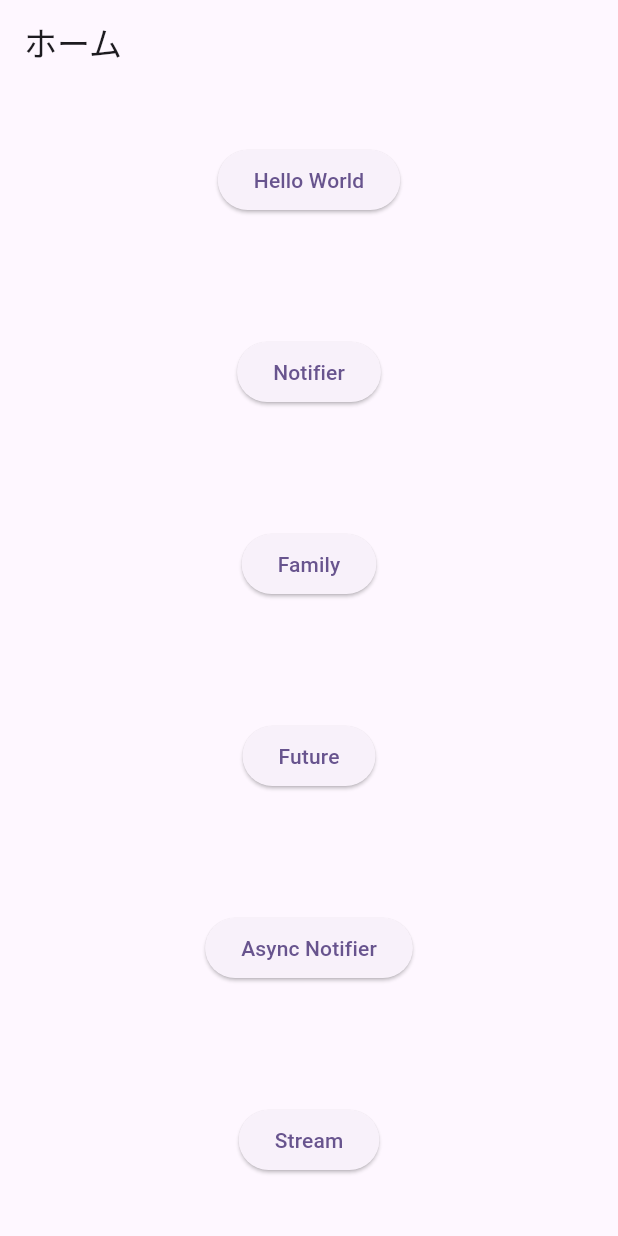
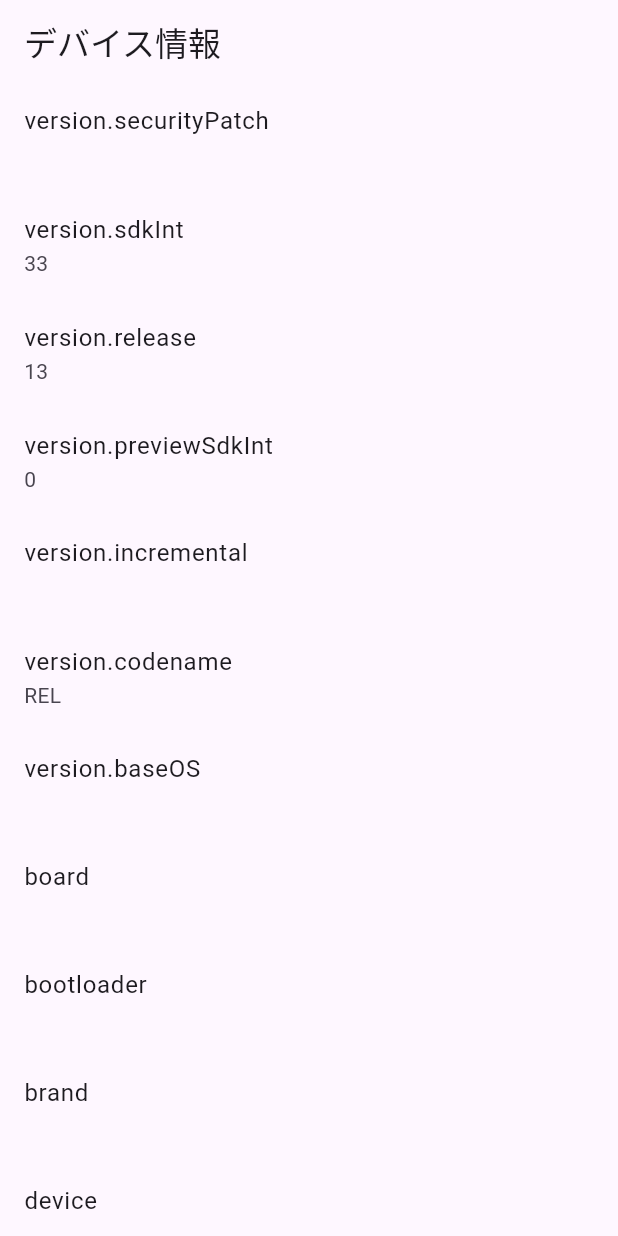
Before and after one commit to Koichi5/sample-flutter, a Flutter app: the screen it shows after launch, on a phone screen of 412 x 824 dp. Run offline on Flutter 3.47's test engine with Material 3 defaults, Android fonts, the phone set to English and light mode, and no system bars; our stand-ins replace device_info_plus, flutter_riverpod, go_router, hooks_riverpod, riverpod_annotation; generated files the repository leaves out were written again.

Commit message:
add device info plus

```diff
--- /dev/null
+++ b/lib/device_info_plus/view/device_info_plus_sample.dart
@@ -0,0 +1,40 @@
+import 'package:flutter/material.dart';
+import 'package:hooks_riverpod/hooks_riverpod.dart';
+import 'package:sample_flutter/device_info_plus/provider/device_info_plus_provider.dart';
+
+class DeviceInfoPlusSample extends HookConsumerWidget {
+  const DeviceInfoPlusSample({super.key});
+
+  @override
+  Widget build(BuildContext context, WidgetRef ref) {
+    return Scaffold(
+      appBar: AppBar(
+        title: const Text('デバイス情報'),
+      ),
+      body: FutureBuilder(
+        future: ref
+            .read(deviceInfoPlusControllerProvider.notifier)
+            .initPlatformState(),
+        builder: (context, snapshot) {
+          if (snapshot.connectionState == ConnectionState.waiting ||
+              snapshot.data == null) {
+            return const Center(
+              child: CircularProgressIndicator(),
+            );
+          }
+          final data = snapshot.data as Map<String, dynamic>;
+          return ListView.builder(
+            itemCount: data.length,
+            itemBuilder: (context, index) {
+              String key = data.keys.elementAt(index);
+              return ListTile(
+                title: Text(key),
+                subtitle: Text(data[key].toString()),
+              );
+            },
+          );
+        },
+      ),
+    );
+  }
+}
--- a/lib/main.dart
+++ b/lib/main.dart
@@ -1,6 +1,34 @@
+// import 'package:flutter/material.dart';
+// import 'package:flutter_riverpod/flutter_riverpod.dart';
+// import 'package:sample_flutter/views/routes/router.dart';
+
+// void main() {
+//   runApp(
+//     const ProviderScope(
+//       child: MyApp(),
+//     ),
+//   );
+// }
+
+// class MyApp extends StatelessWidget {
+//   const MyApp({super.key});
+//   @override
+//   Widget build(BuildContext context) {
+//     return MaterialApp.router(
+//       title: 'Flutter Demo',
+//       theme: ThemeData(
+//         colorScheme: ColorScheme.fromSeed(seedColor: Colors.deepPurple),
+//         useMaterial3: true,
+//       ),
+//       routerDelegate: router.routerDelegate,
+//       routeInformationParser: router.routeInformationParser,
+//       routeInformationProvider: router.routeInformationProvider,    );
+//   }
+// }
+
 import 'package:flutter/material.dart';
 import 'package:flutter_riverpod/flutter_riverpod.dart';
-import 'package:sample_flutter/views/routes/router.dart';
+import 'package:sample_flutter/device_info_plus/view/device_info_plus_sample.dart';
 
 void main() {
   runApp(
@@ -10,18 +38,13 @@ void main() {
   );
 }
 
-class MyApp extends StatelessWidget {
+class MyApp extends ConsumerWidget {
   const MyApp({super.key});
+
   @override
-  Widget build(BuildContext context) {
-    return MaterialApp.router(
-      title: 'Flutter Demo',
-      theme: ThemeData(
-        colorScheme: ColorScheme.fromSeed(seedColor: Colors.deepPurple),
-        useMaterial3: true,
-      ),
-      routerDelegate: router.routerDelegate,
-      routeInformationParser: router.routeInformationParser,
-      routeInformationProvider: router.routeInformationProvider,    );
+  Widget build(BuildContext context, WidgetRef ref) {
+    return const MaterialApp(
+      home: DeviceInfoPlusSample(),
+    );
   }
 }
--- a/pubspec.yaml
+++ b/pubspec.yaml
@@ -17,6 +17,8 @@ dependencies:
   http: ^1.1.0
   go_router: ^12.0.1
   hooks_riverpod: ^2.4.5
+  device_info_plus: ^9.1.2
+  flutter_hooks: ^0.20.5
 
 dev_dependencies:
   flutter_test:
```
Also changed, not shown: lib/device_info_plus/provider/device_info_plus_provider.dart (added, +198 -0 lines), lib/device_info_plus/provider/device_info_plus_provider.g.dart (added), pubspec.lock, 12 other files.
